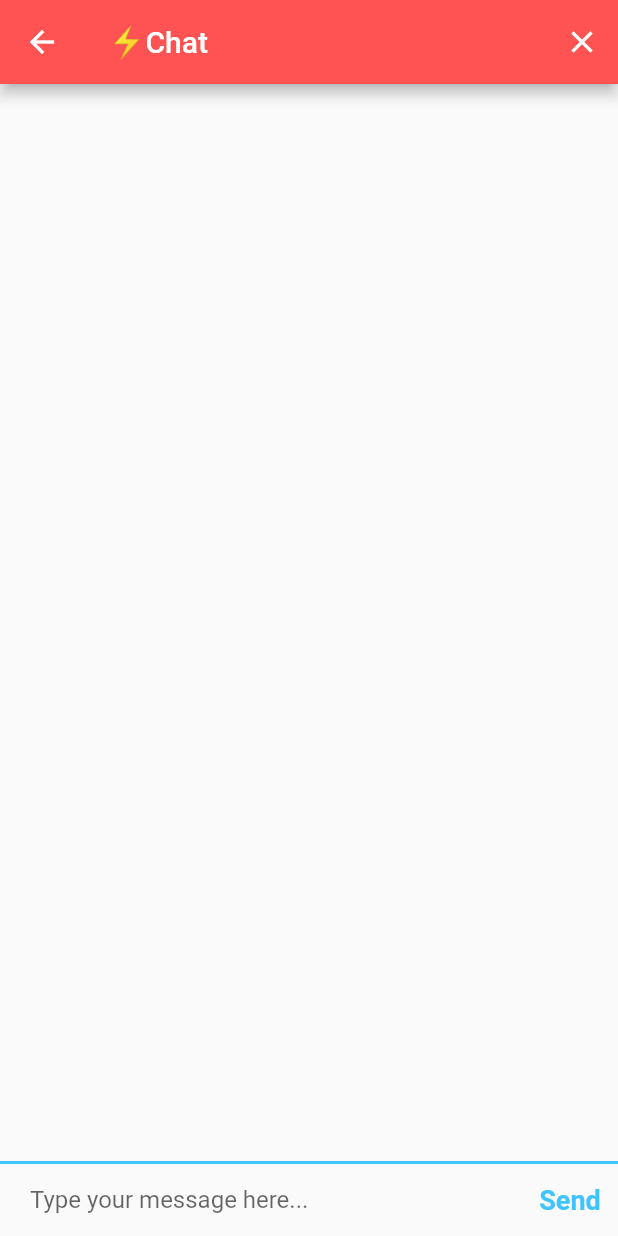
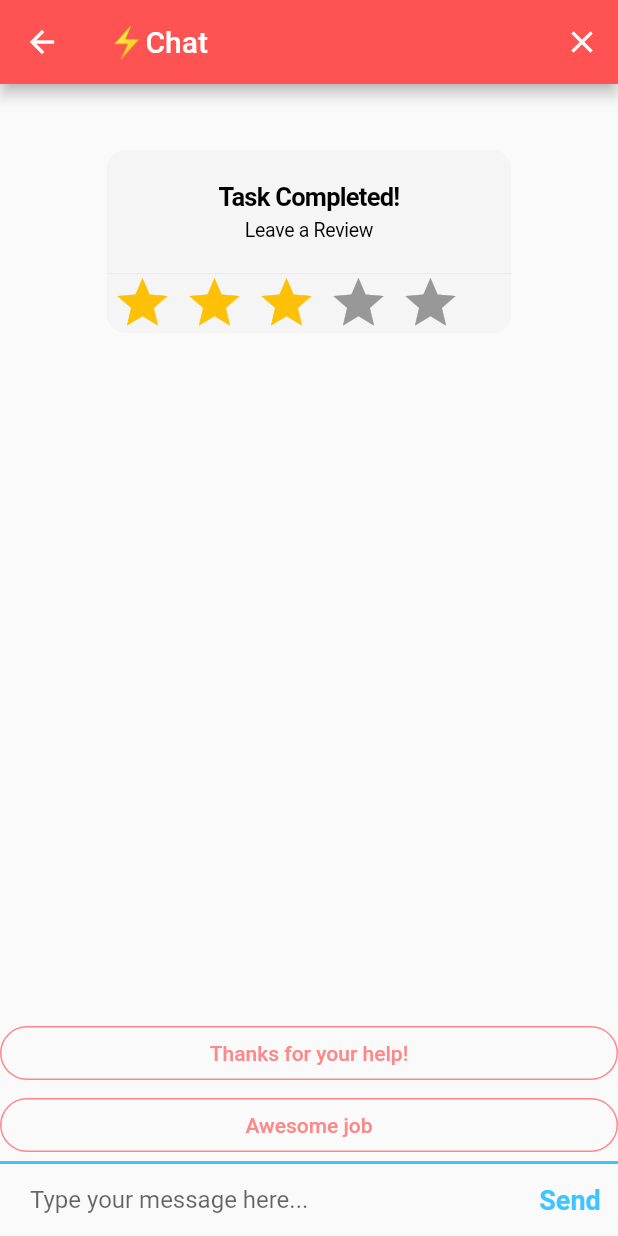
Before and after one commit to renemtzdo/CrissCross, a Flutter app: the ChatScreen screen opened directly, on a phone screen of 412 x 824 dp. Run offline on Flutter 3.47's test engine with Material 2 defaults, Android fonts, the phone set to English and light mode, and no system bars; drawn by our look-alikes of flutter_rating_bar; our stand-ins replace curved_navigation_bar.

Commit message:
User story 2 Assignment 4

```diff
--- a/criss_cross/lib/widgets/applicant.dart
+++ b/criss_cross/lib/widgets/applicant.dart
@@ -1,4 +1,5 @@
 import 'package:flutter/material.dart';
+import 'package:profile/widgets/chat_screen.dart';
 
 class Applicant extends StatelessWidget {
   const Applicant({Key? key}) : super(key: key);
@@ -241,7 +242,8 @@ class Applicant extends StatelessWidget {
           child: FittedBox(
             child: FloatingActionButton(
               onPressed: () {
-                // Add your onPressed code here!
+                Navigator.push(context,
+                    MaterialPageRoute(builder: (context) => ChatScreen()));
               },
               backgroundColor: Colors.green,
               child: const Icon(Icons.check_outlined, color: Colors.white),
--- a/criss_cross/lib/widgets/chat_screen.dart
+++ b/criss_cross/lib/widgets/chat_screen.dart
@@ -1,5 +1,8 @@
 import 'package:flutter/material.dart';
 import 'package:profile/constants.dart';
+import 'package:flutter_rating_bar/flutter_rating_bar.dart';
+import 'package:flutter/cupertino.dart';
+import 'dart:io';
 
 class ChatScreen extends StatefulWidget {
   @override
@@ -30,12 +33,73 @@ class _ChatScreenState extends State<ChatScreen> {
           mainAxisAlignment: MainAxisAlignment.spaceBetween,
           crossAxisAlignment: CrossAxisAlignment.stretch,
           children: <Widget>[
+          CupertinoAlertDialog(
+            title: Text("Task Completed!"),
+            content: Text("Leave a Review"),
+            actions: [
+              RatingBar.builder(
+                initialRating: 3,
+                minRating: 1,
+                direction: Axis.horizontal,
+                allowHalfRating: true,
+                itemCount: 5,
+                itemPadding: EdgeInsets.symmetric(horizontal: 4.0),
+                itemBuilder: (context, _) => Icon(
+                  Icons.star,
+                  color: Colors.amber,
+                ),
+                onRatingUpdate: (rating) {
+                  print(rating);
+                },
+              ),
+            ],
+          ),
             Expanded(
                 child: ListView(
                   key: UniqueKey(),
                   padding: const EdgeInsets.symmetric(horizontal: 10, vertical: 20),
                   children: messageWidgets,
                 ),
+            ),
+            SizedBox(
+              width: 150,
+              child: TextButton(
+                onPressed: () {},
+                child: const Text(
+                  "Thanks for your help!",
+                  style: TextStyle(
+                    color: Color(0xffff8787),
+                  ),
+                ),
+                style: ButtonStyle(
+                  shape: MaterialStateProperty.all<RoundedRectangleBorder>(
+                    RoundedRectangleBorder(
+                        borderRadius: BorderRadius.circular(18.0),
+                        side: const BorderSide(color: Color(0xffff8787))
+                    ),
+                  ),
+                ),
+              ),
+            ),
+            SizedBox(
+              width: 180,
+              child: TextButton(
+                onPressed: () {},
+                child: const Text(
+                  "Awesome job",
+                  style: TextStyle(
+                    color: Color(0xffff8787),
+                  ),
+                ),
+                style: ButtonStyle(
+                  shape: MaterialStateProperty.all<RoundedRectangleBorder>(
+                    RoundedRectangleBorder(
+                        borderRadius: BorderRadius.circular(18.0),
+                        side: const BorderSide(color: Color(0xffff8787))
+                    ),
+                  ),
+                ),
+              ),
             ),
             Container(
               decoration: kMessageContainerDecoration,
--- a/criss_cross/pubspec.yaml
+++ b/criss_cross/pubspec.yaml
@@ -27,6 +27,7 @@ environment:
 # the latest version available on pub.dev. To see which dependencies have newer
 # versions available, run `flutter pub outdated`.
 dependencies:
+  flutter_rating_bar: ^4.0.0
   flutter:
     sdk: flutter
 
```
Also changed, not shown: criss_cross/pubspec.lock.
